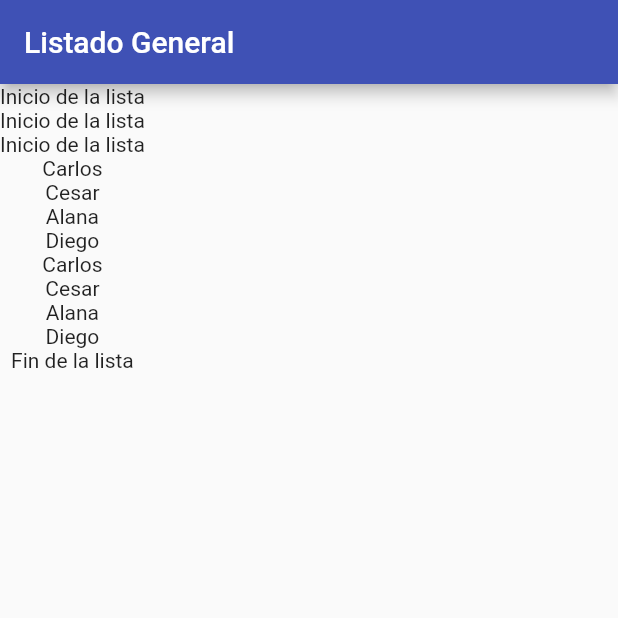
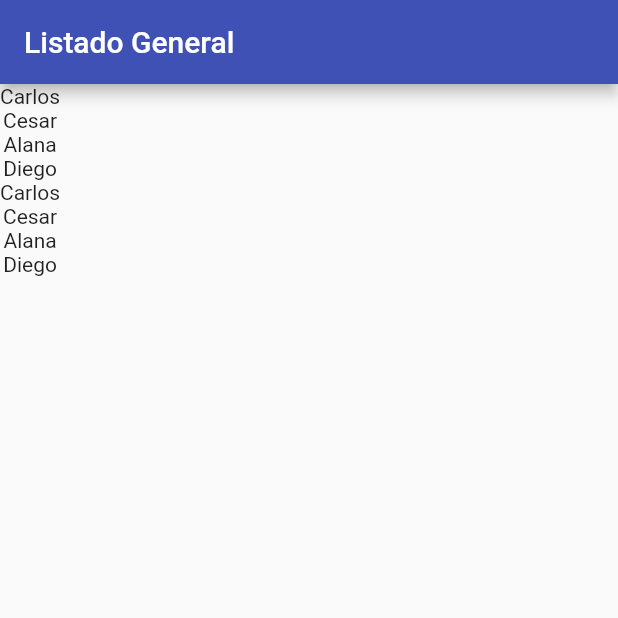
Before and after one commit to stark-ace-1891/tf05c_0012_state2, a Flutter app: the screen it shows after launch, on a phone screen of 412 x 824 dp, the top half of it. Run offline on Flutter 3.47's test engine with Material 2 defaults, Android fonts, the phone set to English and light mode, and no system bars.

Commit message:
Practicando con map

```diff
--- a/lib/main.dart
+++ b/lib/main.dart
@@ -36,7 +36,11 @@ class HomePage extends StatelessWidget {
     // List<int> numeros = [1, 2, 3, 4, ...aux, 1000];
     // print(numeros);
     List<int> numeros = [1, 3, 4, 5];
-    print(numeros.map((mandarina) => "Hola"));
+    //Devuelve una coleccion generica
+    // print(numeros.map((mandarina) => "Hola"));
+
+    //Devuelve una lista
+    print(numeros.map((mandarina) => "Hola").toList());
 
     return Scaffold(
       appBar: AppBar(
@@ -45,19 +49,26 @@ class HomePage extends StatelessWidget {
           "Listado General",
         ),
       ),
+      // body: Column(
+      //   children: [
+      //     Text("Inicio de la lista"),
+      //     Text("Inicio de la lista"),
+      //     Text("Inicio de la lista"),
+      //     ...List.generate(
+      //       nombres.length,
+      //       (index) => Text(
+      //         nombres[index],
+      //       ),
+      //     ),
+      //     Text("Fin de la lista"),
+      //   ],
+      // ),
       body: Column(
-        children: [
-          Text("Inicio de la lista"),
-          Text("Inicio de la lista"),
-          Text("Inicio de la lista"),
-          ...List.generate(
-            nombres.length,
-            (index) => Text(
-              nombres[index],
-            ),
-          ),
-          Text("Fin de la lista"),
-        ],
+        children: nombres
+            .map(
+              (String e) => Text(e),
+            )
+            .toList(),
       ),
     );
   }
```
